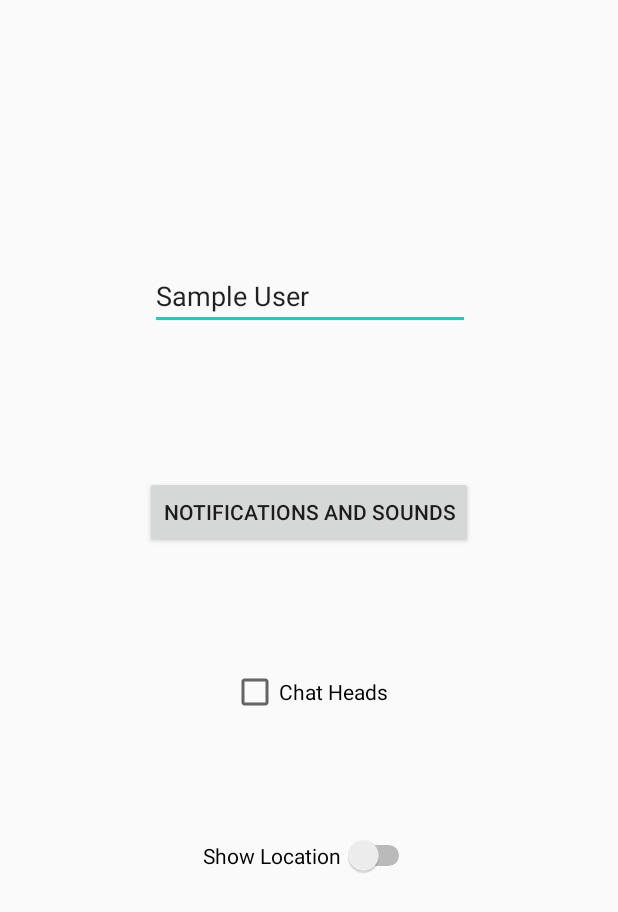
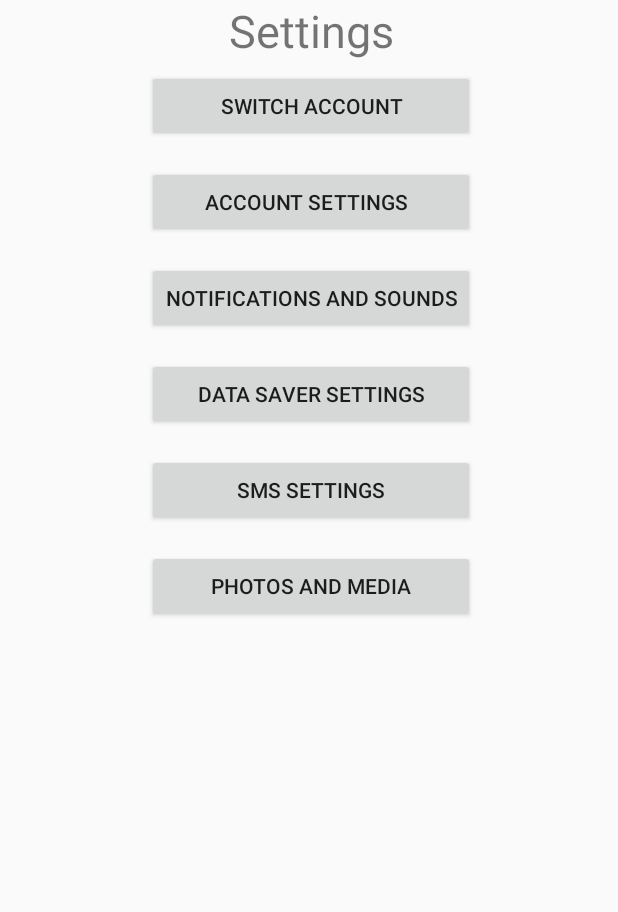
Before and after one commit to Jeren-Mckey/Pento, an Android app: the SettingsActivity screen opened directly, with no data from a screen before it, on a phone screen of 412 x 824 dp. Shown: the top 912 px of the screen. Run offline under Robolectric (Android 15) with nearby library versions, the phone set to English and light mode, and no system bars.

Commit message:
Updated Settings Screen

```diff
--- a/PentoSource/app/src/main/java/com/example/pento/SettingsActivity.java
+++ b/PentoSource/app/src/main/java/com/example/pento/SettingsActivity.java
@@ -16,8 +16,6 @@ public class SettingsActivity extends Activity {
         setContentView(R.layout.settings);
 
         final Button notficationsAndSounds = findViewById(R.id.notificationsAndSounds);
-        final CheckBox chatHeads = findViewById(R.id.chatHeads);
-        final Switch showLocation = findViewById(R.id.showLocation);
 
     }
 
@@ -26,19 +24,6 @@ public class SettingsActivity extends Activity {
             Toast.makeText(SettingsActivity.this, "Notifications and Settings Pressed", Toast.LENGTH_SHORT).show();
         }
     }
-    public void chatHeads(View v){
-        if(v.getId() == R.id.chatHeads){
-            boolean checked = ((CheckBox) v).isChecked();
-            if(checked) {
-                Toast.makeText(SettingsActivity.this, "Chat Heads toggled", Toast.LENGTH_SHORT).show();
-            }
-        }
-    }
 
-    public void showLocation(View v){
-        if(v.getId() == R.id.showLocation){
-            Toast.makeText(SettingsActivity.this, "Show Location toggled", Toast.LENGTH_SHORT).show();
-        }
-    }
 
 }
--- a/PentoSource/app/src/main/res/layout/settings.xml
+++ b/PentoSource/app/src/main/res/layout/settings.xml
@@ -1,48 +1,68 @@
 <?xml version="1.0" encoding="utf-8"?>
-<androidx.constraintlayout.widget.ConstraintLayout
+
+<ScrollView xmlns:android="http://schemas.android.com/apk/res/android"
+    android:layout_width="match_parent"
+    android:layout_height="match_parent"
+    android:fillViewport="true">
+
+    <TableLayout
+        android:layout_height="fill_parent"
+        android:layout_width="fill_parent"
+        android:stretchColumns="1"
+
+        xmlns:xmls="http://schemas.android.com/apk/res-auto"
         xmlns:android="http://schemas.android.com/apk/res/android"
-    xmlns:app="http://schemas.android.com/apk/res-auto"
-    xmlns:tools="http://schemas.android.com/tools"
-    android:layout_width="match_parent"
-    android:layout_height="match_parent">
-
-    <ImageView
-        android:id="@+id/imageView"
+        xmlns:app="http://schemas.android.com/tools"
+        app:ignore="NamespaceTypo">
+        <TableRow/>
+        <TableRow>
+            <TextView
+                android:id="@+id/text_view_id"
+                android:layout_height="wrap_content"
+                android:layout_width="wrap_content"
+                android:gravity="center"
+                android:textSize="30sp"
+                android:text="Settings" />
+        </TableRow>
+        <TableRow>
+            <Button
+                android:id="@+id/notificationsAndSounds"
                 android:layout_width="wrap_content"
                 android:layout_height="wrap_content"
-        android:layout_marginStart="135dp"
-        android:layout_marginLeft="135dp"
-        android:layout_marginTop="35dp"
-        android:layout_marginEnd="148dp"
-        android:layout_marginRight="148dp"
+                android:layout_marginStart="98dp"
+                android:layout_marginLeft="98dp"
+                android:layout_marginTop="6dp"
+                android:layout_marginEnd="98dp"
+                android:layout_marginRight="98dp"
                 android:layout_marginBottom="10dp"
-        app:layout_constraintBottom_toTopOf="@+id/editTextTextPersonName"
+                android:onClick="notificationsAndSounds"
+                android:text="Switch Account"
+                app:layout_constraintBottom_toTopOf="@+id/chatHeads"
                 app:layout_constraintEnd_toEndOf="parent"
                 app:layout_constraintStart_toStartOf="parent"
-        app:layout_constraintTop_toTopOf="parent"
-        tools:srcCompat="@tools:sample/avatars" />
-
-    <EditText
-        android:id="@+id/editTextTextPersonName"
+                app:layout_constraintTop_toBottomOf="@+id/editTextTextPersonName" />
+        </TableRow>
+        <TableRow>
+            <Button
+                android:id="@+id/notification2"
                 android:layout_width="wrap_content"
                 android:layout_height="wrap_content"
-        android:layout_marginStart="100dp"
-        android:layout_marginLeft="100dp"
-        android:layout_marginTop="10dp"
-        android:layout_marginEnd="101dp"
-        android:layout_marginRight="101dp"
-        android:layout_marginBottom="31dp"
-        android:ems="10"
-        android:inputType="textPersonName"
-        android:text="Sample User"
-        app:layout_constraintBottom_toTopOf="@+id/notificationsAndSounds"
+                android:layout_marginStart="98dp"
+                android:layout_marginLeft="98dp"
+                android:layout_marginTop="6dp"
+                android:layout_marginEnd="98dp"
+                android:layout_marginRight="98dp"
+                android:layout_marginBottom="10dp"
+                android:onClick="notificationsAndSounds"
+                android:text="Account Settings  "
+                app:layout_constraintBottom_toTopOf="@+id/chatHeads"
                 app:layout_constraintEnd_toEndOf="parent"
-        app:layout_constraintHorizontal_bias="0.0"
                 app:layout_constraintStart_toStartOf="parent"
-        app:layout_constraintTop_toBottomOf="@+id/imageView" />
-
+                app:layout_constraintTop_toBottomOf="@+id/editTextTextPersonName" />
+        </TableRow>
+        <TableRow>
             <Button
-        android:id="@+id/notificationsAndSounds"
+                android:id="@+id/notification3"
                 android:layout_width="wrap_content"
                 android:layout_height="wrap_content"
                 android:layout_marginStart="98dp"
@@ -57,38 +77,60 @@
                 app:layout_constraintEnd_toEndOf="parent"
                 app:layout_constraintStart_toStartOf="parent"
                 app:layout_constraintTop_toBottomOf="@+id/editTextTextPersonName" />
-
-    <CheckBox
-        android:id="@+id/chatHeads"
+        </TableRow>
+        <TableRow>
+            <Button
+                android:id="@+id/notification4"
                 android:layout_width="wrap_content"
                 android:layout_height="wrap_content"
-        android:layout_marginStart="153dp"
-        android:layout_marginLeft="153dp"
-        android:layout_marginTop="10dp"
-        android:layout_marginEnd="153dp"
-        android:layout_marginRight="153dp"
+                android:layout_marginStart="98dp"
+                android:layout_marginLeft="98dp"
+                android:layout_marginTop="6dp"
+                android:layout_marginEnd="98dp"
+                android:layout_marginRight="98dp"
                 android:layout_marginBottom="10dp"
-        android:checked="false"
-        android:text="Chat Heads"
-        app:layout_constraintBottom_toTopOf="@+id/showLocation"
+                android:onClick="notificationsAndSounds"
+                android:text="Data Saver Settings"
+                app:layout_constraintBottom_toTopOf="@+id/chatHeads"
                 app:layout_constraintEnd_toEndOf="parent"
                 app:layout_constraintStart_toStartOf="parent"
-        app:layout_constraintTop_toBottomOf="@+id/notificationsAndSounds" />
-
-    <Switch
-        android:id="@+id/showLocation"
-        android:layout_width="141dp"
-        android:layout_height="26dp"
-        android:layout_marginStart="135dp"
-        android:layout_marginLeft="135dp"
-        android:layout_marginTop="10dp"
-        android:layout_marginEnd="135dp"
-        android:layout_marginRight="135dp"
-        android:layout_marginBottom="180dp"
-        android:text="Show Location"
-        app:layout_constraintBottom_toBottomOf="parent"
+                app:layout_constraintTop_toBottomOf="@+id/editTextTextPersonName" />
+        </TableRow>
+        <TableRow>
+            <Button
+                android:id="@+id/notification5"
+                android:layout_width="wrap_content"
+                android:layout_height="wrap_content"
+                android:layout_marginStart="98dp"
+                android:layout_marginLeft="98dp"
+                android:layout_marginTop="6dp"
+                android:layout_marginEnd="98dp"
+                android:layout_marginRight="98dp"
+                android:layout_marginBottom="10dp"
+                android:onClick="notificationsAndSounds"
+                android:text="SMS Settings"
+                app:layout_constraintBottom_toTopOf="@+id/chatHeads"
                 app:layout_constraintEnd_toEndOf="parent"
                 app:layout_constraintStart_toStartOf="parent"
-        app:layout_constraintTop_toBottomOf="@+id/chatHeads" />
-
-</androidx.constraintlayout.widget.ConstraintLayout>
+                app:layout_constraintTop_toBottomOf="@+id/editTextTextPersonName" />
+        </TableRow>
+        <TableRow>
+            <Button
+                android:id="@+id/notification6"
+                android:layout_width="wrap_content"
+                android:layout_height="wrap_content"
+                android:layout_marginStart="98dp"
+                android:layout_marginLeft="98dp"
+                android:layout_marginTop="6dp"
+                android:layout_marginEnd="98dp"
+                android:layout_marginRight="98dp"
+                android:layout_marginBottom="10dp"
+                android:onClick="notificationsAndSounds"
+                android:text="Photos and Media"
+                app:layout_constraintBottom_toTopOf="@+id/chatHeads"
+                app:layout_constraintEnd_toEndOf="parent"
+                app:layout_constraintStart_toStartOf="parent"
+                app:layout_constraintTop_toBottomOf="@+id/editTextTextPersonName" />
+        </TableRow>
+    </TableLayout>
+</ScrollView>
```
Lines whose indentation alone changed are shown as unchanged.
